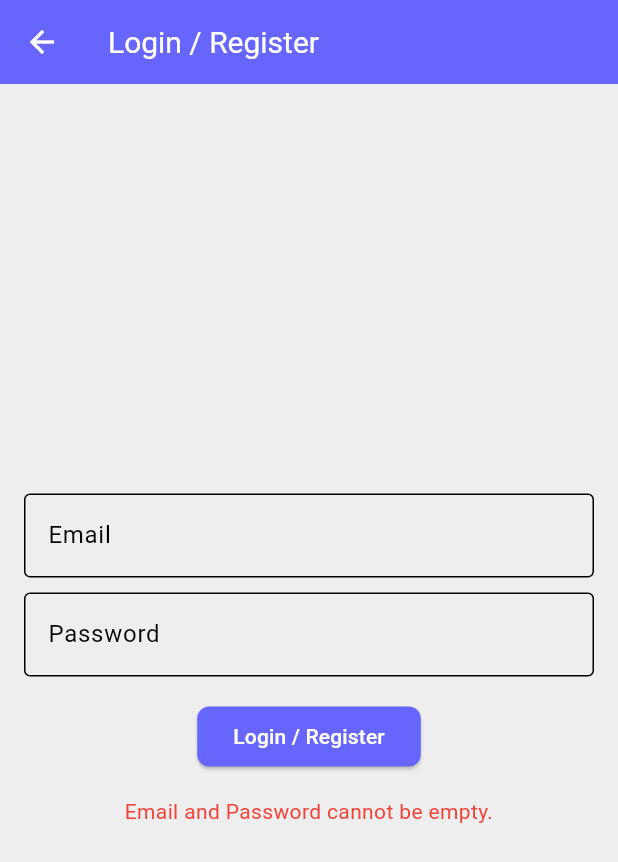
After one commit to iqarulx/daytoday, a Flutter app: the SigininWithMail screen opened directly, after a tap on "Login / Register", on a phone screen of 412 x 824 dp. The commit adds this screen. Shown: the top 862 px of the screen. Run offline on Flutter 3.47's test engine with Material 3 defaults, Android fonts, the light colour scheme and no system bars; our stand-ins replace cloud_firestore, device_info_plus, file_picker, firebase_auth, firebase_core, flutter_native_splash and 6 more; missing offline and left inert: excel, flutter_pdfview, googleapis; accounts and stored records are empty.

Commit message:
resource update

```diff
--- /dev/null
+++ b/lib/welcome/siginin_with_mail.dart
@@ -0,0 +1,156 @@
+import 'package:flutter/material.dart';
+import 'package:firebase_auth/firebase_auth.dart';
+
+import 'initiateprofile.dart';
+
+class SigininWithMail extends StatefulWidget {
+  const SigininWithMail({super.key});
+
+  @override
+  State<SigininWithMail> createState() => _SigininWithMailState();
+}
+
+class _SigininWithMailState extends State<SigininWithMail> {
+  final TextEditingController _email = TextEditingController();
+  final TextEditingController _password = TextEditingController();
+
+  final FirebaseAuth _auth = FirebaseAuth.instance;
+  String _message = '';
+
+  Future<void> _signInOrRegister() async {
+    final email = _email.text.trim();
+    final password = _password.text.trim();
+
+    if (email.isEmpty || password.isEmpty) {
+      setState(() {
+        _message = "Email and Password cannot be empty.";
+      });
+      return;
+    }
+
+    try {
+      showDialog(
+        context: context,
+        barrierDismissible: false,
+        builder: (context) => WillPopScope(
+          onWillPop: () async {
+            return false;
+          },
+          child: Center(
+            child: Container(
+              padding: const EdgeInsets.all(10),
+              decoration: const BoxDecoration(
+                color: Colors.white,
+                shape: BoxShape.circle,
+              ),
+              child: CircularProgressIndicator(
+                color: Theme.of(context).primaryColor,
+              ),
+            ),
+          ),
+        ),
+      );
+
+      final UserCredential userCredential = await _auth
+          .signInWithEmailAndPassword(email: email, password: password);
+
+      Navigator.pop(context);
+      Navigator.push(
+        context,
+        MaterialPageRoute(
+          builder: (context) => Initiateprofile(
+            profileName: email,
+          ),
+        ),
+      );
+      setState(() {
+        _message = "Welcome back, ${userCredential.user?.email}!";
+      });
+    } on FirebaseAuthException catch (e) {
+      Navigator.pop(context);
+
+      if (e.code == 'user-not-found') {
+        try {
+          final UserCredential userCredential = await _auth
+              .createUserWithEmailAndPassword(email: email, password: password);
+
+          setState(() {
+            _message =
+                "Account created successfully, ${userCredential.user?.email}!";
+          });
+        } on FirebaseAuthException catch (e) {
+          setState(() {
+            _message = "Error: ${e.message}";
+          });
+        }
+      } else {
+        setState(() {
+          _message = "Error: ${e.message}";
+        });
+      }
+    }
+  }
+
+  @override
+  Widget build(BuildContext context) {
+    return Scaffold(
+      appBar: AppBar(
+        title: const Text("Login / Register"),
+      ),
+      body: Padding(
+        padding: const EdgeInsets.all(16.0),
+        child: Column(
+          mainAxisAlignment: MainAxisAlignment.center,
+          children: [
+            TextField(
+              controller: _email,
+              keyboardType: TextInputType.emailAddress,
+              decoration: InputDecoration(
+                labelText: "Email",
+                border: const OutlineInputBorder(),
+                filled: true,
+                fillColor: Colors.grey.shade200,
+              ),
+            ),
+            const SizedBox(height: 10),
+            TextField(
+              controller: _password,
+              obscureText: true,
+              decoration: InputDecoration(
+                labelText: "Password",
+                filled: true,
+                fillColor: Colors.grey.shade200,
+                border: const OutlineInputBorder(),
+              ),
+            ),
+            const SizedBox(height: 20),
+            ElevatedButton(
+              style: ButtonStyle(
+                backgroundColor:
+                    MaterialStateProperty.all(Theme.of(context).primaryColor),
+                tapTargetSize: MaterialTapTargetSize.shrinkWrap,
+                minimumSize: MaterialStateProperty.all(const Size(80, 40)),
+                shape: MaterialStateProperty.all(
+                  RoundedRectangleBorder(
+                    borderRadius: BorderRadius.circular(8),
+                  ),
+                ),
+              ),
+              onPressed: _signInOrRegister,
+              child: const Text(
+                "Login / Register",
+                style: TextStyle(color: Colors.white),
+              ),
+            ),
+            const SizedBox(height: 20),
+            Text(
+              _message,
+              style: const TextStyle(color: Colors.red),
+              textAlign: TextAlign.center,
+            ),
+          ],
+        ),
+      ),
+    );
+  }
+}
```
Also changed, not shown: lib/welcome/initiateprofile.dart (+11 -3 lines), lib/welcome/signin_google.dart (+33 -5 lines), firebase.json, lib/firebase_options.dart, 6 other files.
